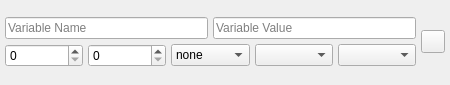
First picture: the form in UI/Arduino/glitch-object-variable-arduino.ui, repository textbrowser/glitch, before the edit.
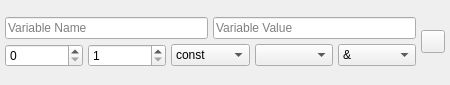
Second picture: the form after the edit. Icons and pictures are not drawn.

Commit message: Do not translate. Variable object.

```diff
--- a/UI/Arduino/glitch-object-variable-arduino.ui
+++ b/UI/Arduino/glitch-object-variable-arduino.ui
@@ -80,6 +80,9 @@
          <property name="toolTip">
           <string>Array Size</string>
          </property>
+         <property name="minimum">
+          <number>1</number>
+         </property>
          <property name="maximum">
           <number>50000</number>
          </property>
@@ -94,7 +97,7 @@
           <string notr="true">QComboBox { combobox-popup: 0; }</string>
          </property>
          <property name="currentIndex">
-          <number>1</number>
+          <number>0</number>
          </property>
          <property name="sizeAdjustPolicy">
           <enum>QComboBox::AdjustToContents</enum>
@@ -140,7 +143,7 @@
           <string notr="true">QComboBox { combobox-popup: 0; }</string>
          </property>
          <property name="currentIndex">
-          <number>2</number>
+          <number>0</number>
          </property>
          <property name="sizeAdjustPolicy">
           <enum>QComboBox::AdjustToContents</enum>
```
Left out of the diff: 14 changed lines with no effect on the pictures. The commit also changes 6 other files.
